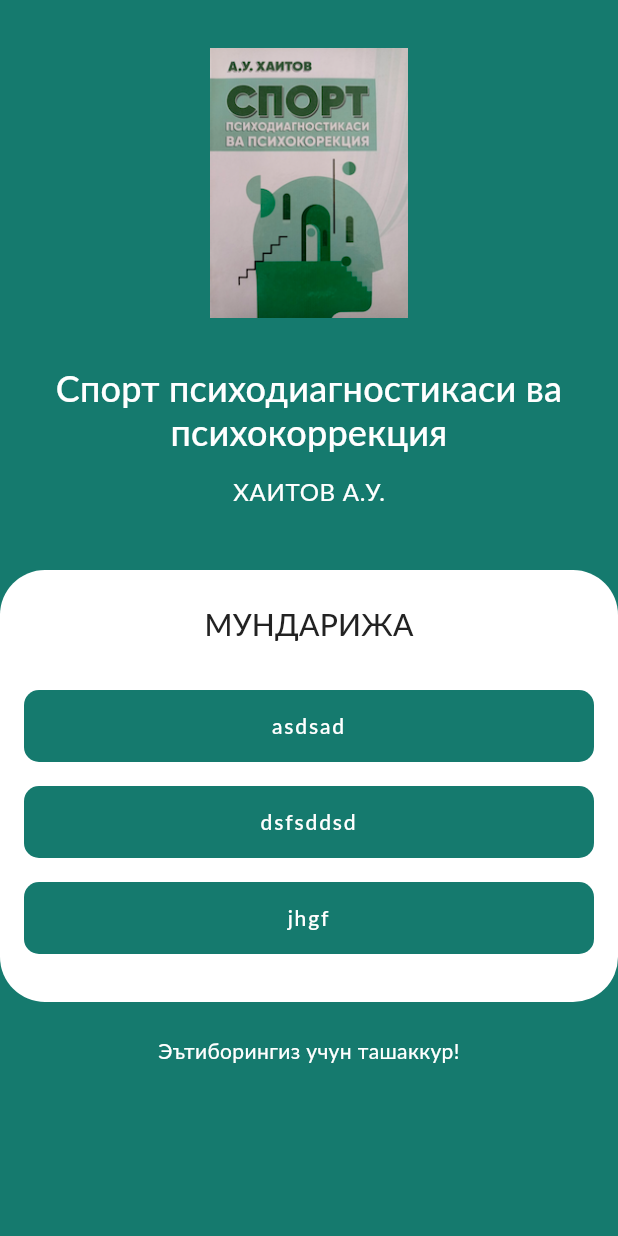
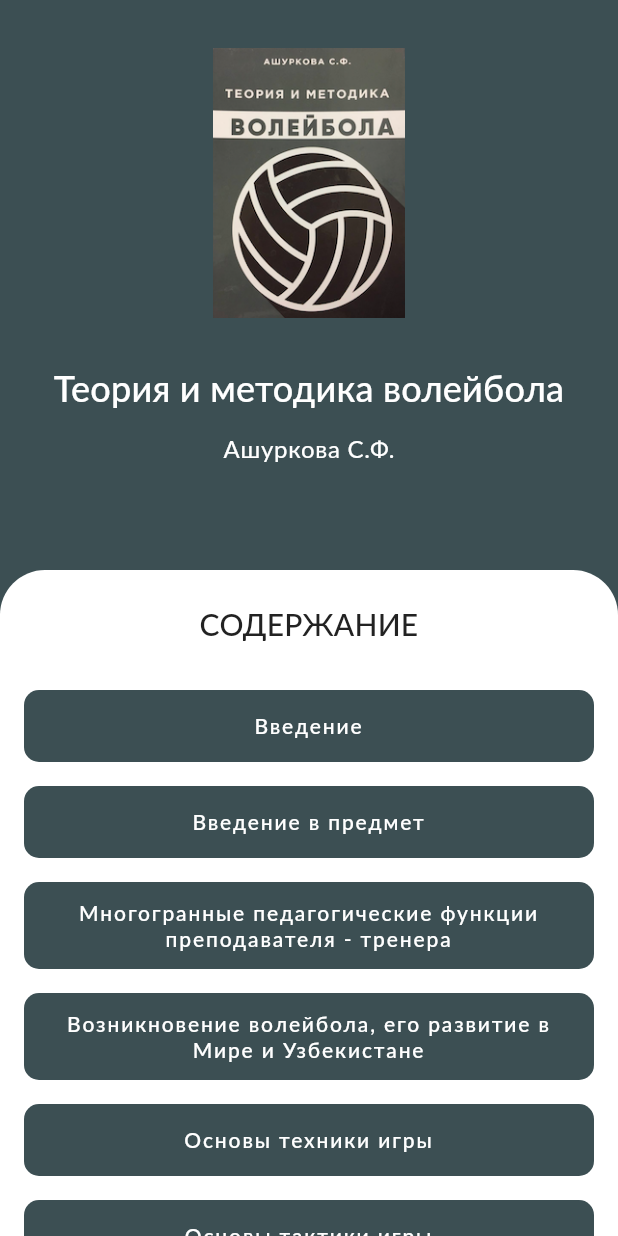
Before and after one commit to Mirzogolib/Flutter-E-Book, a Flutter app: the screen it shows after launch, on a phone screen of 412 x 824 dp. Run offline on Flutter 3.47's test engine with Material 2 defaults, Android fonts, the phone set to English and light mode, and no system bars; our stand-ins replace fluro; missing offline and left inert: advance_pdf_viewer.

Commit message:
Reading all data from 1 book

```diff
--- a/lib/app.dart
+++ b/lib/app.dart
@@ -1,9 +1,9 @@
 import 'package:fluro/fluro.dart';
 import 'package:flutter/cupertino.dart';
 import 'package:flutter/material.dart';
-import 'package:sport_psixadiagnostikasi/pages/home.dart';
-import 'package:sport_psixadiagnostikasi/routes/routes.dart';
-import 'package:sport_psixadiagnostikasi/theme/theme.dart';
+import 'package:volleyball/pages/home.dart';
+import 'package:volleyball/routes/routes.dart';
+import 'package:volleyball/theme/theme.dart';
 
 class MyApp extends StatefulWidget {
   @override
--- a/lib/cell/button.dart
+++ b/lib/cell/button.dart
@@ -1,5 +1,5 @@
 import 'package:flutter/material.dart';
-import 'package:sport_psixadiagnostikasi/theme/style.dart';
+import 'package:volleyball/theme/style.dart';
 
 class Button extends StatelessWidget {
   final String text;
--- a/lib/cell/slider.dart
+++ b/lib/cell/slider.dart
@@ -1,6 +1,6 @@
 import 'package:flutter/cupertino.dart';
-import 'package:sport_psixadiagnostikasi/theme/style.dart';
-import 'package:sport_psixadiagnostikasi/utils/constants.dart';
+import 'package:volleyball/theme/style.dart';
+import 'package:volleyball/utils/constants.dart';
 
 class ImageSliderCell extends StatefulWidget {
   // final Media images;
--- a/lib/main.dart
+++ b/lib/main.dart
@@ -1,6 +1,6 @@
 import 'package:flutter/cupertino.dart';
 import 'package:flutter/material.dart';
-import 'package:sport_psixadiagnostikasi/app.dart';
+import 'package:volleyball/app.dart';
 
 void main() {
   runApp(MyApp());
--- a/lib/pages/book.dart
+++ b/lib/pages/book.dart
@@ -1,8 +1,8 @@
 import 'package:advance_pdf_viewer/advance_pdf_viewer.dart';
 import 'package:flutter/cupertino.dart';
 import 'package:flutter/material.dart';
-import 'package:sport_psixadiagnostikasi/theme/style.dart';
-import 'package:sport_psixadiagnostikasi/utils/constants.dart';
+import 'package:volleyball/theme/style.dart';
+import 'package:volleyball/utils/constants.dart';
 
 class BookController extends StatefulWidget {
   final int pageNumber;
--- a/lib/routes/routes.dart
+++ b/lib/routes/routes.dart
@@ -1,6 +1,6 @@
 import 'package:fluro/fluro.dart';
-import 'package:sport_psixadiagnostikasi/pages/book.dart';
-import 'package:sport_psixadiagnostikasi/pages/home.dart';
+import 'package:volleyball/pages/book.dart';
+import 'package:volleyball/pages/home.dart';
 
 class Application {
   static FluroRouter router;
--- a/lib/theme/colors.dart
+++ b/lib/theme/colors.dart
@@ -2,7 +2,7 @@ import 'package:flutter/cupertino.dart';
 
 class AppColors {
   final Color transparent = const Color(0x00000000);
-  final Color primary = const Color(0xff157a6e);
+  final Color primary = const Color(0xff3c4f53);
   final Color background = const Color(0xfff0f5f9);
   final Color white = const Color(0xffffffff);
   final Color black = const Color(0xff222222);
--- a/lib/theme/style.dart
+++ b/lib/theme/style.dart
@@ -1,5 +1,5 @@
 import 'package:flutter/cupertino.dart';
-import 'package:sport_psixadiagnostikasi/theme/colors.dart';
+import 'package:volleyball/theme/colors.dart';
 
 class Style {
   /// Application Colors
--- a/lib/theme/theme.dart
+++ b/lib/theme/theme.dart
@@ -1,5 +1,5 @@
 import 'package:flutter/material.dart';
-import 'package:sport_psixadiagnostikasi/theme/style.dart';
+import 'package:volleyball/theme/style.dart';
 
 final theme = ThemeData(
   brightness: Style.appBrightness,
--- a/lib/utils/constants.dart
+++ b/lib/utils/constants.dart
@@ -1,33 +1,51 @@
-// Here is book Content list lenght
-const CONTENTS_COUNT = 9;
-
 // Here is book Content list
-const List<String> CONTENTS_LIST = [
-  "Кириш",
-  "Психодиагностика ва унинг ривожланиш тарихи",
-  "Шахс ва мотивация психодиагностикаси",
-  "Психик жараёнлар ва шахслараро муносабат психодиагностикаси",
-  "Психокоррекцияга кириш",
-  "Психокоррекция амалиётида қўлланилувчи асосий йўналишлар",
-  "Психик ҳолатлар психокоррекцияси",
-  "Глоссарий",
-  "Фойдаланилган адабиётлар рўйхати",
-];
-
+// initialPage in PDF viewer starts from 0 therefore, here the actual page number is 1 unit
+// bigger than given value
 const Map<int, String> CONTENTS_LIST_MAP = {
-  1: "asdsad",
-  2: "dsfsddsd",
-  5: "jhgf",
+  //ex: actual page number is 3
+  //(3=2+1 => 3-> actual page number, 2-> number in map, 1 -> unit added to overcome 0)
+  2: "Введение",
+  5: "Введение в предмет",
+  14: "Многогранные педагогические функции преподавателя - тренера",
+  34: "Возникновение волейбола, его развитие в Мире и Узбекистане",
+  69: "Основы техники игры",
+  107: "Основы тактики игры",
+  131: "Обучение техники игры",
+  197: "Обучение тактики игры",
+  214: "Методика развития общих и специальных физических качеств",
+  245: "Правила соревнований, судьи и методика судейства",
+  285: "Методика проведения отбора в спортивные школы",
+  293: "Группы спортивной подготовки и планирование процесса подготовки",
+  300: "Виды подготовки и их реализация",
+  361:
+      "Методика проведения занятий по волейболу в образовательных учреждениях и спортивных школах",
+  386:
+      "Нагрузки - утомление, методика его устранения и повышения работоспособности",
+  393: "Тактика и стратегия в современном волейболе",
+  405: "Периодизация и цикличность многолетнего процесса спортивной тренировки",
+  414:
+      "Методика проведения тренировочных занятий с волейболистами высших разрядов",
+  439: "Педагогический контроль и управление процессом подготовки",
+  449:
+      "Положение о соревнованиях и организационно-методические вопросы их проведения",
+  475: "Научно – исследовательская работа студентов",
+  480: "Подготовка команды к соревнованиям и управление её деятельностью",
+  486:
+      "Государственные и общественные органы управления развитием волейбола в Узбекистане",
+  496: "Приложения и Схемы",
+  504: "Жестикуляция судей",
+  512: "Таблицы",
+  542: "Глоссарий",
 };
 
 //Here is book name
-const String BOOK_NAME = "Спорт психодиагностикаси ва психокоррекция";
+const String BOOK_NAME = "Теория и методика волейбола";
 
 //Here is book writers
-const String BOOK_WRITERS = "ХАИТОВ А.У.";
+const String BOOK_WRITERS = "Ашуркова С.Ф.";
 
-const String CONTENTS_HEADER = "Мундарижа";
+const String CONTENTS_HEADER = "Содержание";
 
-const String THANK_YOU = "Эътиборингиз учун ташаккур!";
+const String THANK_YOU = "Спасибо за внимание!";
 
-const String PICK_PAGE = 'Sahifani tanlang';
+const String PICK_PAGE = 'Выберите страницу';
--- a/pubspec.yaml
+++ b/pubspec.yaml
@@ -1,4 +1,4 @@
-name: sport_psixadiagnostikasi
+name: volleyball
 description: A new Flutter project.
 
 # The following line prevents the package from being accidentally published to
```
Also changed, not shown: lib/pages/home.dart (+5 -12 lines), assets/images/album.png, 8 other files.
